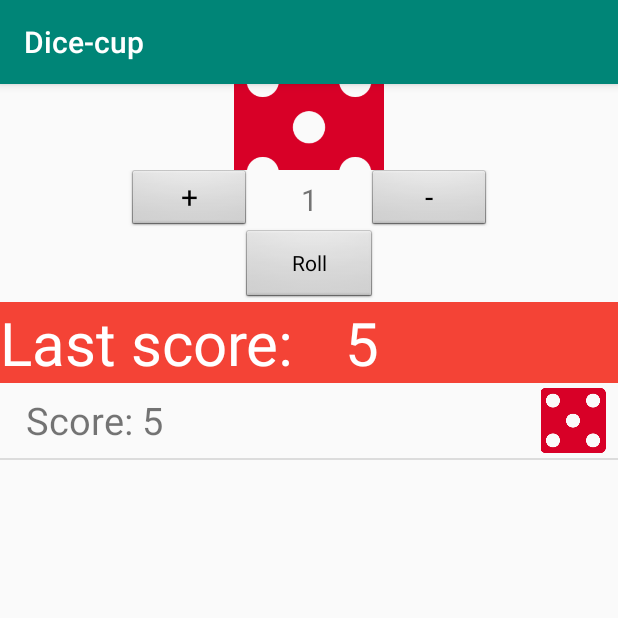
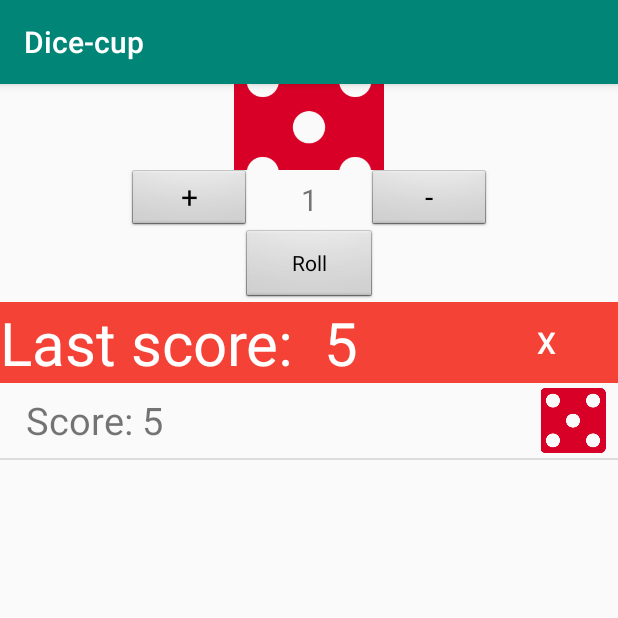
Before and after one commit to SzymonSoczewka/Dicecup, an Android app: the screen it shows after launch (MainActivity), after a tap on "Roll", on a phone screen of 412 x 824 dp, the top half of it. Run offline under Robolectric (Android 15) with nearby library versions, the phone set to English and light mode, and no system bars.

Commit message:
clean history button added

```diff
--- a/app/src/main/java/com/example/dice_cup/MainActivity.java
+++ b/app/src/main/java/com/example/dice_cup/MainActivity.java
@@ -22,7 +22,7 @@ import java.util.List;
 import java.util.Random;
 
 public class MainActivity extends AppCompatActivity {
-    private Button add,subtract,roll;
+    private Button add,subtract,roll,clean;
     private TextView dicesNum,lastScore;
     private LinearLayout dicesField;
     private ListView historyListView;
@@ -32,6 +32,7 @@ public class MainActivity extends AppCompatActivity {
     private int sum;
     ImageView dice;
     private Random r;
+    RollAdapter arrayAdapter;
     private ArrayList<Integer> dices = new ArrayList<>();
     private ArrayList<Roll> rolls = new ArrayList<>();
 
@@ -70,7 +71,22 @@ public class MainActivity extends AppCompatActivity {
                 generateDices(currentNum);
             }
         });
+        clean.setOnClickListener(new View.OnClickListener() {
+            @Override
+            public void onClick(View v) {
+                clean();
+            }
+        });
     }
+
+    private void clean() {
+        this.rolls.clear();
+        this.dices.clear();
+        this.lastScore.setText("0");
+        if(arrayAdapter !=null)
+        arrayAdapter.notifyDataSetChanged();
+    }
+
     private void generateDices(int currentNum) {
         for (int i = 0; i < currentNum; i++) {
             int randomNum = r.nextInt(6) + 1;
@@ -121,7 +137,7 @@ public class MainActivity extends AppCompatActivity {
     }
 
     private void setAdapter(ArrayList<Roll> rolls) {
-        RollAdapter arrayAdapter = new RollAdapter(this, rolls);
+        arrayAdapter = new RollAdapter(this, rolls);
         arrayAdapter.notifyDataSetChanged();
         historyListView.setAdapter(arrayAdapter);
         historyListView.setSelection(arrayAdapter.getCount() -1);
@@ -135,6 +151,7 @@ public class MainActivity extends AppCompatActivity {
         dicesField = findViewById(R.id.dicesField);
         historyListView = findViewById(R.id.listView);
         lastScore = findViewById(R.id.lastScore);
+        clean = findViewById(R.id.clean);
         }
 
 
--- a/app/src/main/res/layout/activity_main.xml
+++ b/app/src/main/res/layout/activity_main.xml
@@ -59,35 +59,31 @@
         android:orientation="horizontal">
 
         <TextView
-            android:layout_width="230dp"
+            android:layout_width="216dp"
             android:layout_height="wrap_content"
             android:gravity="center|left"
             android:text="@string/resultTitle"
             android:textColor="@android:color/white"
             android:textSize="40sp" />
 
-        <LinearLayout
-            android:layout_width="match_parent"
-            android:layout_height="wrap_content"
-            android:gravity="right"
-            android:paddingRight="10dp">
-
-            <TextView
-                android:id="@+id/txtResult"
-                android:layout_width="wrap_content"
-                android:layout_height="wrap_content"
-                android:textColor="@android:color/white"
-                android:textSize="40sp" />
-
         <TextView
             android:id="@+id/lastScore"
-                android:layout_width="match_parent"
+            android:layout_width="100dp"
             android:layout_height="match_parent"
             android:gravity="center|left"
             android:text="@string/resultVal"
             android:textColor="@android:color/white"
             android:textSize="40sp" />
-        </LinearLayout>
+
+        <Button
+            android:id="@+id/clean"
+            style="@style/Widget.AppCompat.Button.Borderless"
+            android:layout_width="match_parent"
+            android:layout_height="match_parent"
+            android:layout_weight="1"
+            android:text="X"
+            android:textColor="#FFFFFF"
+            android:textSize="20sp" />
 
     </LinearLayout>
 
```
Lines whose indentation alone changed are shown as unchanged.
